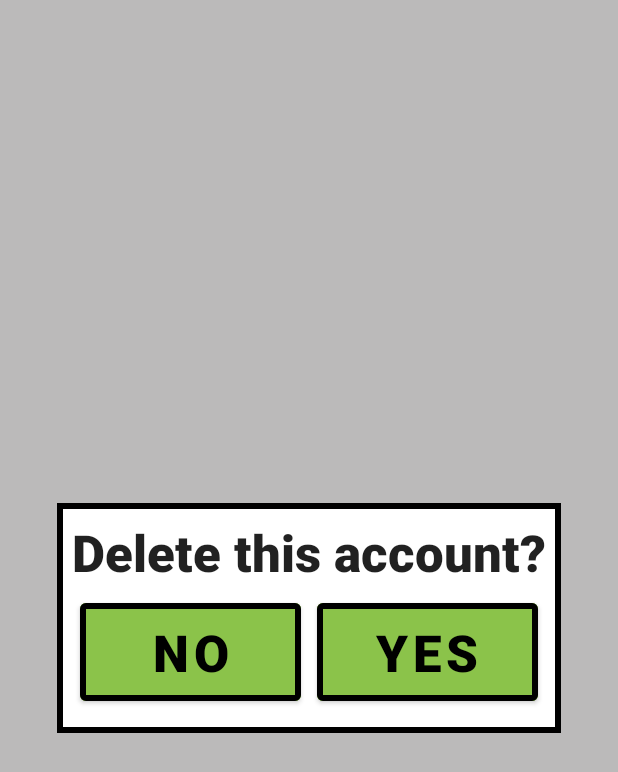
After one commit to skmann1800/Rally-Time-Card-App, an Android app: the layout delete_account_popup.xml on its own in the app's theme, with its tools: preview values and no code run, on a phone screen of 412 x 824 dp. The commit adds this screen. Shown: the top 772 px of the screen. Run offline under Robolectric (Android 15) with nearby library versions, the phone set to English and light mode, and no system bars.

Commit message:
Add popup for delete button
Added a popup asking for confirmation before an admin can delete a competitor account.

```diff
--- a/app/src/main/res/layout/activity_update_comp.xml
+++ b/app/src/main/res/layout/activity_update_comp.xml
@@ -115,7 +115,7 @@
                 android:background="@drawable/border"
                 android:ems="10"
                 android:hint="Enter Car Number"
-                android:inputType="text"
+                android:inputType="number"
                 android:paddingLeft="5dp" />
 
             <TextView
--- /dev/null
+++ b/app/src/main/res/layout/delete_account_popup.xml
@@ -0,0 +1,72 @@
+<?xml version="1.0" encoding="utf-8"?>
+<androidx.constraintlayout.widget.ConstraintLayout xmlns:android="http://schemas.android.com/apk/res/android"
+    xmlns:app="http://schemas.android.com/apk/res-auto"
+    xmlns:tools="http://schemas.android.com/tools"
+    android:layout_width="match_parent"
+    android:layout_height="match_parent"
+    android:layout_centerHorizontal="true"
+    android:layout_centerVertical="true"
+    android:background="#80787676">
+
+    <LinearLayout
+        android:layout_width="wrap_content"
+        android:layout_height="wrap_content"
+        android:background="@drawable/popup_border"
+        android:orientation="vertical"
+        android:padding="10dp"
+        app:layout_constraintBottom_toBottomOf="parent"
+        app:layout_constraintLeft_toLeftOf="parent"
+        app:layout_constraintRight_toRightOf="parent"
+        app:layout_constraintTop_toTopOf="parent">
+
+        <TextView
+            android:id="@+id/DeleteAccount"
+            android:layout_width="wrap_content"
+            android:layout_height="wrap_content"
+            android:text="Delete this account?"
+            android:textAlignment="center"
+            android:textAppearance="@style/TextAppearance.AppCompat.Body2"
+            android:textSize="34sp"
+            android:textStyle="bold" />
+
+        <LinearLayout
+            android:layout_width="match_parent"
+            android:layout_height="match_parent"
+            android:orientation="horizontal">
+
+            <Button
+                android:id="@+id/NoDeleteButton"
+                android:layout_width="match_parent"
+                android:layout_height="wrap_content"
+                android:layout_gravity="center"
+                android:layout_margin="5dp"
+                android:layout_weight="1"
+                android:backgroundTint="#8BC34A"
+                android:padding="10dp"
+                android:text="@string/no"
+                android:textColor="@color/black"
+                android:textSize="34sp"
+                android:textStyle="bold"
+                app:strokeColor="@color/black"
+                app:strokeWidth="4dp" />
+
+            <Button
+                android:id="@+id/YesDeleteButton"
+                android:layout_width="match_parent"
+                android:layout_height="wrap_content"
+                android:layout_gravity="center"
+                android:layout_margin="5dp"
+                android:layout_weight="1"
+                android:backgroundTint="#8BC34A"
+                android:padding="10dp"
+                android:text="@string/yes"
+                android:textColor="@color/black"
+                android:textSize="34sp"
+                android:textStyle="bold"
+                app:strokeColor="@color/black"
+                app:strokeWidth="4dp" />
+        </LinearLayout>
+
+    </LinearLayout>
+
+</androidx.constraintlayout.widget.ConstraintLayout>
```
Also changed, not shown: app/src/main/java/com/example/rallytimingapp/activities/UpdateCompActivity.java (+51 -1 lines).
